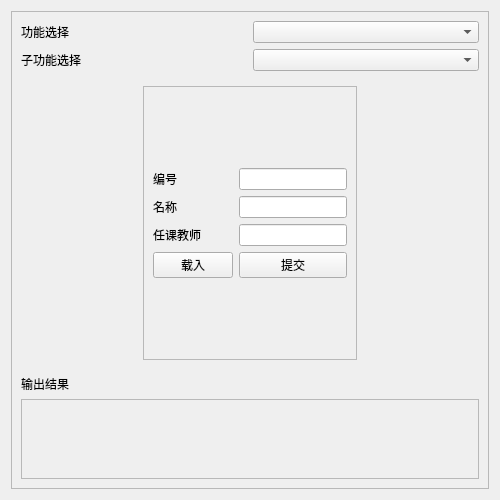
This is ui/managementpage.ui in azh-1415926/POCAssistant as Qt 5 draws it before an edit. The edited form follows.
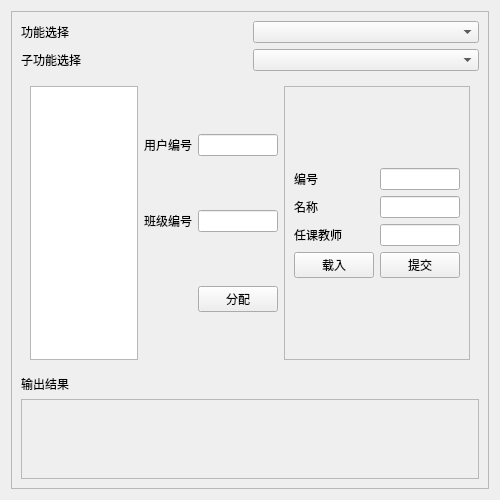
This is the edited form. The open tabs and pages were chosen to show the change. Custom widgets are drawn as their Qt base class.

Commit message: 完成在线管理中的班级分配，在线管理已大致完成

The edit to the form file:
```diff
--- a/ui/managementpage.ui
+++ b/ui/managementpage.ui
@@ -210,7 +210,45 @@
            </spacer>
           </item>
           <item>
-           <widget class="QFrame" name="frame_7">
+           <layout class="QGridLayout" name="layoutOfUserTable">
+            <item row="0" column="0">
+             <widget class="QTableWidget" name="userTable"/>
+            </item>
+           </layout>
+          </item>
+          <item>
+           <layout class="QGridLayout" name="layoutOfAlloc">
+            <item row="1" column="1">
+             <widget class="QLineEdit" name="idOfClassForAlloc"/>
+            </item>
+            <item row="1" column="0">
+             <widget class="QLabel" name="label_7">
+              <property name="text">
+               <string>班级编号</string>
+              </property>
+             </widget>
+            </item>
+            <item row="0" column="0">
+             <widget class="QLabel" name="label">
+              <property name="text">
+               <string>用户编号</string>
+              </property>
+             </widget>
+            </item>
+            <item row="0" column="1">
+             <widget class="QLineEdit" name="idOfUserForAlloc"/>
+            </item>
+            <item row="2" column="1">
+             <widget class="QPushButton" name="allocOfClass">
+              <property name="text">
+               <string>分配</string>
+              </property>
+             </widget>
+            </item>
+           </layout>
+          </item>
+          <item>
+           <widget class="QFrame" name="frameOfClass">
             <property name="frameShape">
              <enum>QFrame::Shape::StyledPanel</enum>
             </property>
```
Left out of the diff: 4 changed lines with no effect on the pictures. The commit also changes 2 other files.
